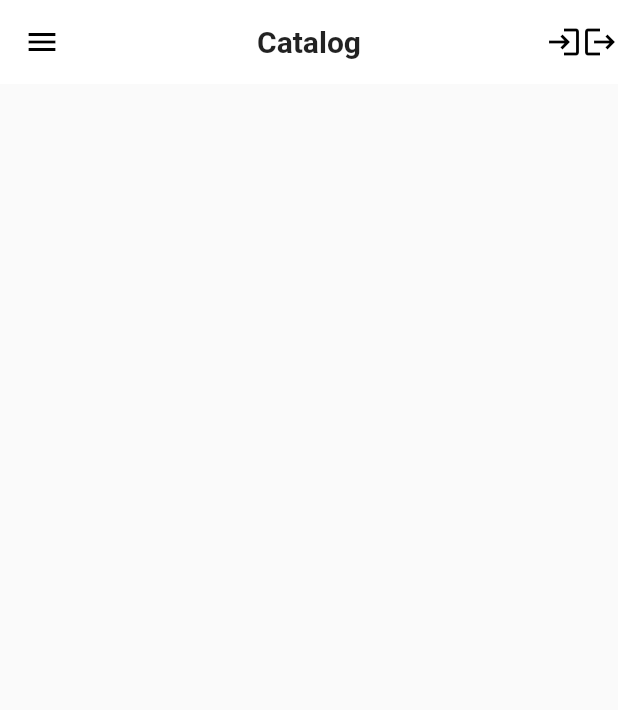
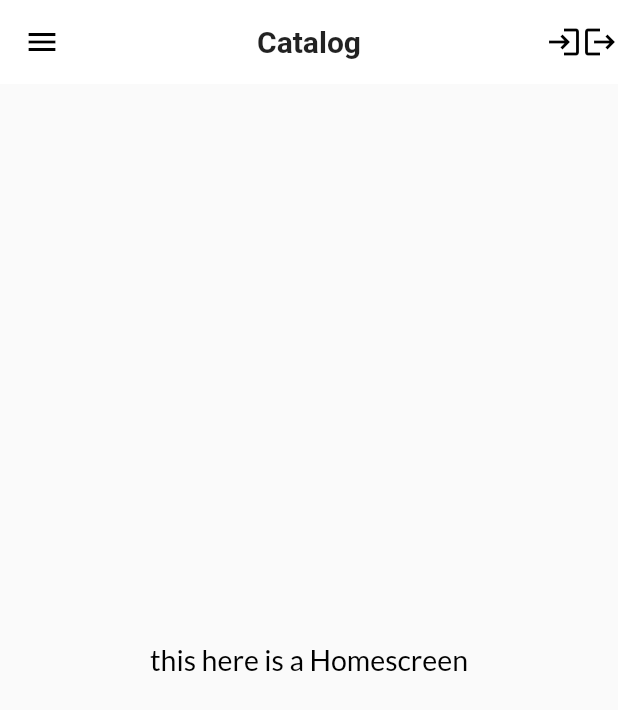
Before and after one commit to anubhavmishra7/learningFlutter, a Flutter app: the screen it shows after launch, on a phone screen of 412 x 824 dp. Shown: the top 710 px of the screen. Run offline on Flutter 3.47's test engine with Material 2 defaults, Android fonts, the phone set to English and light mode, and no system bars; our stand-ins replace google_fonts.

Commit message:
Day10 Completed

```diff
--- a/lib/pages/home_page.dart
+++ b/lib/pages/home_page.dart
@@ -19,13 +19,21 @@ class Homepage extends StatelessWidget {
         //leading: Icon(Icons.holiday_village),
       ),
       body: Center(
-        child: Container(
-            // child: Text(
-            //   'Home Screen',
-            //   style: TextStyle(
-            //       fontSize: 40, color: Colors.red, fontWeight: FontWeight.bold),
-            // ),
-            ),
+        child: Column(
+          mainAxisAlignment: MainAxisAlignment.center,
+          children: [
+            Text(
+              'this here is a Homescreen',
+              style: TextStyle(
+                fontSize: 19,
+                color: Colors.black,
+                //fontWeight: FontWeight.bold),
+              ),
+            )
+
+            // Image(image: image)
+          ],
+        ),
       ),
 
       //for adding drawer in appbar => drawer: Drawer(),
```
